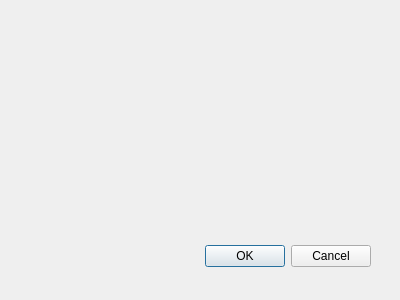
Qt form GroupFour_DoctorsOffice/addappointmentnotedialog.ui (KittimasakBunrat/GroupFour_DoctorsOffice) before a commit.
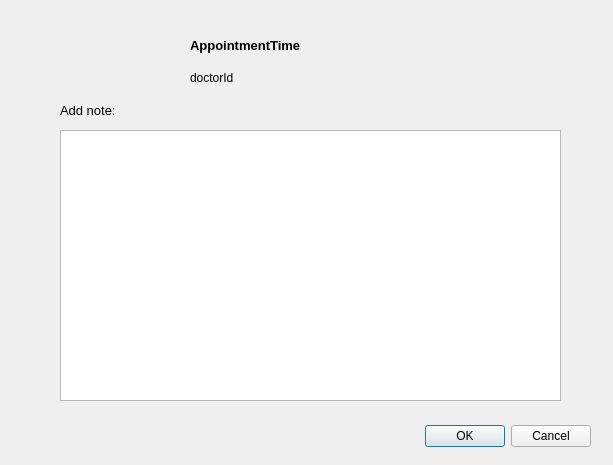
The same form after that commit.

The edit to the form file:
```diff
--- a/GroupFour_DoctorsOffice/addappointmentnotedialog.ui
+++ b/GroupFour_DoctorsOffice/addappointmentnotedialog.ui
@@ -8,8 +8,8 @@
    <rect>
     <x>0</x>
     <y>0</y>
-    <width>400</width>
-    <height>300</height>
+    <width>613</width>
+    <height>465</height>
    </rect>
   </property>
   <property name="windowTitle">
@@ -18,8 +18,8 @@
   <widget class="QDialogButtonBox" name="buttonBox">
    <property name="geometry">
     <rect>
-     <x>30</x>
-     <y>240</y>
+     <x>250</x>
+     <y>420</y>
      <width>341</width>
      <height>32</height>
     </rect>
@@ -31,6 +31,67 @@
     <set>QDialogButtonBox::Cancel|QDialogButtonBox::Ok</set>
    </property>
   </widget>
+  <widget class="QTextEdit" name="note_textEdit">
+   <property name="geometry">
+    <rect>
+     <x>60</x>
+     <y>130</y>
+     <width>501</width>
+     <height>271</height>
+    </rect>
+   </property>
+  </widget>
+  <widget class="QLabel" name="addNote_label">
+   <property name="geometry">
+    <rect>
+     <x>60</x>
+     <y>100</y>
+     <width>71</width>
+     <height>21</height>
+    </rect>
+   </property>
+   <property name="font">
+    <font>
+     <pointsize>10</pointsize>
+    </font>
+   </property>
+   <property name="text">
+    <string>Add note:</string>
+   </property>
+  </widget>
+  <widget class="QLabel" name="appointment_label">
+   <property name="geometry">
+    <rect>
+     <x>190</x>
+     <y>30</y>
+     <width>201</width>
+     <height>31</height>
+    </rect>
+   </property>
+   <property name="font">
+    <font>
+     <pointsize>10</pointsize>
+     <weight>75</weight>
+     <bold>true</bold>
+    </font>
+   </property>
+   <property name="text">
+    <string>AppointmentTime</string>
+   </property>
+  </widget>
+  <widget class="QLabel" name="doctorId_label">
+   <property name="geometry">
+    <rect>
+     <x>190</x>
+     <y>70</y>
+     <width>61</width>
+     <height>16</height>
+    </rect>
+   </property>
+   <property name="text">
+    <string>doctorId</string>
+   </property>
+  </widget>
  </widget>
  <pixmapfunction/>
  <resources/>
```
Left out of the diff: 5 changed lines with no effect on the pictures.
